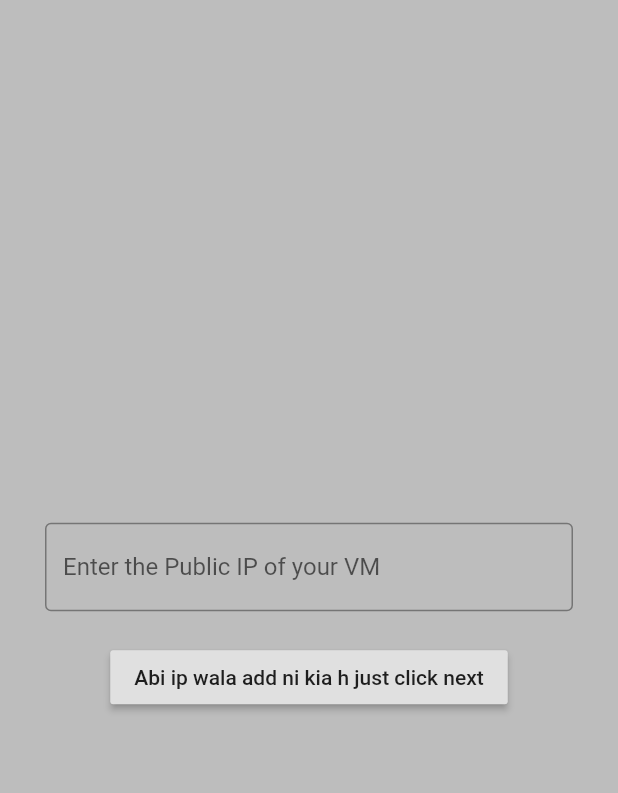
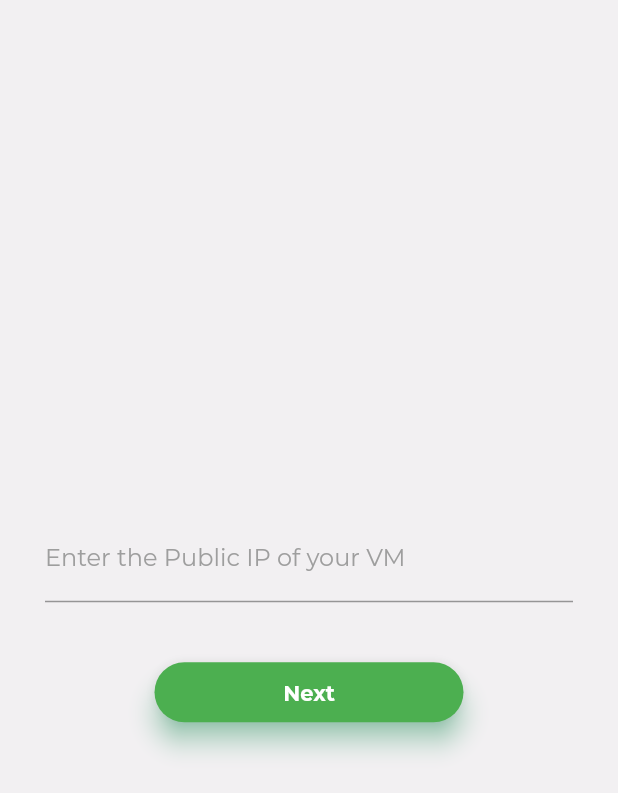
Before and after one commit to gauravmehta13/ReCon., a Flutter app: the Disclaimer screen opened by its route, after a tap on "Next", on a phone screen of 412 x 824 dp. Shown: the top 793 px of the screen. Run offline on Flutter 3.47's test engine with Material 2 defaults, Android fonts, the phone set to English and light mode, and no system bars; our stand-ins replace fluttertoast; project files that could hold a hidden picture were left out.

Commit message:
Ui Changes

```diff
--- a/lib/startup/Ask Ip.dart
+++ b/lib/startup/Ask Ip.dart
@@ -14,26 +14,38 @@ class _IpAddressState extends State<IpAddress> {
     return Scaffold(
       body: Container(
           padding: EdgeInsets.all(30),
-          color: Colors.grey[400],
+          color: Color(0xFFf2f0f2),
           height: MediaQuery.of(context).size.height,
           child: Column(
               mainAxisAlignment: MainAxisAlignment.center,
               children: <Widget>[
                 TextField(
-                  decoration: InputDecoration(
-                    hintText: "Enter the Public IP of your VM",
-                    border: OutlineInputBorder(),
-                  ),
                   onChanged: (x) {
                     ipaddr = x;
                   },
+                  decoration: InputDecoration(
+                      labelText: 'Enter the Public IP of your VM',
+                      labelStyle: TextStyle(
+                          fontFamily: 'Montserrat',
+                          //  fontWeight: FontWeight.bold,
+                          color: Colors.grey),
+                      focusedBorder: UnderlineInputBorder(
+                          borderSide: BorderSide(color: Colors.black))),
+                  obscureText: true,
                 ),
                 SizedBox(
-                  height: 20,
+                  height: 40,
                 ),
-                RaisedButton(
-                  child: Text('Abi ip wala add ni kia h just click next'),
-                  onPressed: () {
+                Container(
+                  width: MediaQuery.of(context).size.width / 2,
+                  height: 40.0,
+                  child: Material(
+                    borderRadius: BorderRadius.circular(20.0),
+                    shadowColor: Colors.greenAccent,
+                    color: Colors.green,
+                    elevation: 7.0,
+                    child: GestureDetector(
+                      onTap: () {
                         print(ipaddr);
                         Navigator.push(
                             context,
@@ -42,6 +54,17 @@ class _IpAddressState extends State<IpAddress> {
                                       ipaddr: ipaddr,
                                     )));
                       },
+                      child: Center(
+                        child: Text(
+                          'Next',
+                          style: TextStyle(
+                              color: Colors.white,
+                              fontWeight: FontWeight.bold,
+                              fontFamily: 'Montserrat'),
+                        ),
+                      ),
+                    ),
+                  ),
                 ),
               ])),
     );
--- a/lib/startup/Disclaimer.dart
+++ b/lib/startup/Disclaimer.dart
@@ -19,6 +19,7 @@ class _DisclaimerState extends State<Disclaimer> {
             Text(
               'NOTICE',
               style: TextStyle(
+                fontFamily: 'Montserrat',
                 fontSize: 30.0,
                 fontWeight: FontWeight.bold,
                 color: Colors.red,
@@ -34,9 +35,27 @@ class _DisclaimerState extends State<Disclaimer> {
             SizedBox(
               height: 20,
             ),
-            RaisedButton(
-              onPressed: () {},
-              child: Text('Setup Instructions'),
+            Container(
+              width: MediaQuery.of(context).size.width / 2,
+              height: 40.0,
+              child: Material(
+                borderRadius: BorderRadius.circular(20.0),
+                shadowColor: Colors.greenAccent,
+                color: Colors.green,
+                elevation: 7.0,
+                child: GestureDetector(
+                  onTap: () {},
+                  child: Center(
+                    child: Text(
+                      'Setup Instructions',
+                      style: TextStyle(
+                          color: Colors.white,
+                          fontWeight: FontWeight.bold,
+                          fontFamily: 'Montserrat'),
+                    ),
+                  ),
+                ),
+              ),
             ),
             SizedBox(
               height: 30,
@@ -60,12 +79,30 @@ class _DisclaimerState extends State<Disclaimer> {
             SizedBox(
               height: 20,
             ),
-            RaisedButton(
-              onPressed: () {
-                Navigator.pushNamed(context, '/IpAddress');
-              },
-              child: Text('Next'),
-            )
+            Container(
+              width: MediaQuery.of(context).size.width / 2,
+              height: 40.0,
+              child: Material(
+                borderRadius: BorderRadius.circular(20.0),
+                shadowColor: Colors.greenAccent,
+                color: Colors.green,
+                elevation: 7.0,
+                child: GestureDetector(
+                  onTap: () {
+                    Navigator.pushNamed(context, '/IpAddress');
+                  },
+                  child: Center(
+                    child: Text(
+                      'Next',
+                      style: TextStyle(
+                          color: Colors.white,
+                          fontWeight: FontWeight.bold,
+                          fontFamily: 'Montserrat'),
+                    ),
+                  ),
+                ),
+              ),
+            ),
           ],
         ),
       ),
--- a/lib/startup/Login Page.dart
+++ b/lib/startup/Login Page.dart
@@ -86,7 +86,9 @@ class _LoginPageState extends State<LoginPage> {
                       color: Colors.green,
                       elevation: 7.0,
                       child: GestureDetector(
-                        onTap: () {},
+                        onTap: () {
+                          Navigator.pushNamed(context, '/Disclaimer');
+                        },
                         child: Center(
                           child: Text(
                             'LOGIN',
```
Lines whose indentation alone changed are shown as unchanged.
